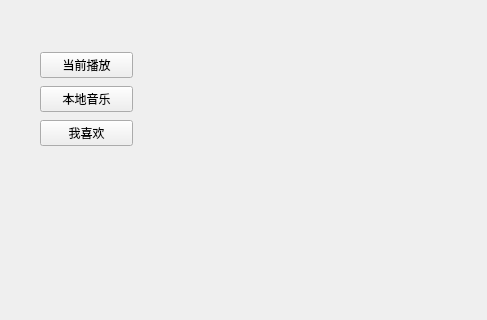
This is qtmusic/mainwidget.ui in jianba/qtmusic as Qt 5 draws it before an edit; both pictures show x 0 to 487 and y 0 to 320 of the 690 by 483 pixel window. The edited form follows.
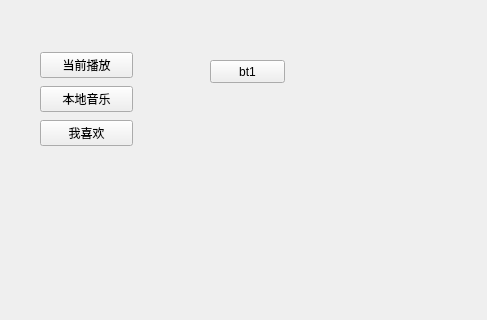
This is the edited form. The open tabs and pages were chosen to show the change. Custom widgets are drawn as their Qt base class.

Commit message: “代码同步”

```diff
--- a/qtmusic/mainwidget.ui
+++ b/qtmusic/mainwidget.ui
@@ -25,7 +25,21 @@
    <property name="currentIndex">
     <number>1</number>
    </property>
-   <widget class="QWidget" name="page_1"/>
+   <widget class="QWidget" name="page_1">
+    <widget class="QPushButton" name="pushButton_2">
+     <property name="geometry">
+      <rect>
+       <x>60</x>
+       <y>30</y>
+       <width>75</width>
+       <height>23</height>
+      </rect>
+     </property>
+     <property name="text">
+      <string>bt1</string>
+     </property>
+    </widget>
+   </widget>
    <widget class="QWidget" name="page_2">
     <widget class="QPushButton" name="pushButton">
      <property name="geometry">
```
Left out of the diff: 3 changed lines with no effect on the pictures. The commit also changes 1 other file.
